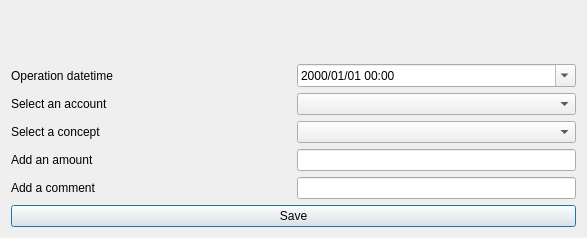
Above: ui/frmAccountOperationsAdd.ui from turulomio/xulpymoney before the change. Below: the same form after it.
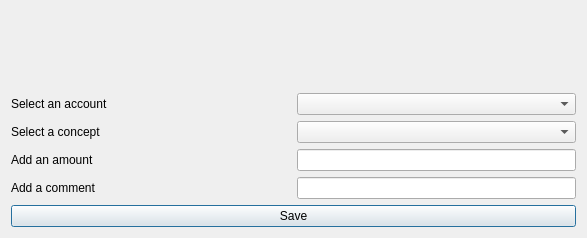
That is the form after the change. Icons and pictures are not drawn. Custom widgets are drawn as their Qt base class.

The edit to the form file:
```diff
--- a/ui/frmAccountOperationsAdd.ui
+++ b/ui/frmAccountOperationsAdd.ui
@@ -44,25 +44,7 @@
       </widget>
      </item>
      <item>
-      <layout class="QHBoxLayout" name="horizontalLayout_2">
-       <item>
-        <widget class="QLabel" name="label">
-         <property name="text">
-          <string>Operation datetime</string>
-         </property>
-        </widget>
-       </item>
-       <item>
-        <widget class="QDateTimeEdit" name="dtedit">
-         <property name="displayFormat">
-          <string>yyyy/MM/dd HH:mm</string>
-         </property>
-         <property name="calendarPopup">
-          <bool>true</bool>
-         </property>
-        </widget>
-       </item>
-      </layout>
+      <widget class="wdgDatetime" name="wdgDT" native="true"/>
      </item>
      <item>
       <layout class="QHBoxLayout" name="horizontalLayout_5">
@@ -155,6 +137,12 @@
    <extends>QLineEdit</extends>
    <header location="global">myqlineedit</header>
   </customwidget>
+  <customwidget>
+   <class>wdgDatetime</class>
+   <extends>QWidget</extends>
+   <header location="global">wdgDatetime</header>
+   <container>1</container>
+  </customwidget>
  </customwidgets>
  <resources>
   <include location="../images/xulpymoney.qrc"/>
```
